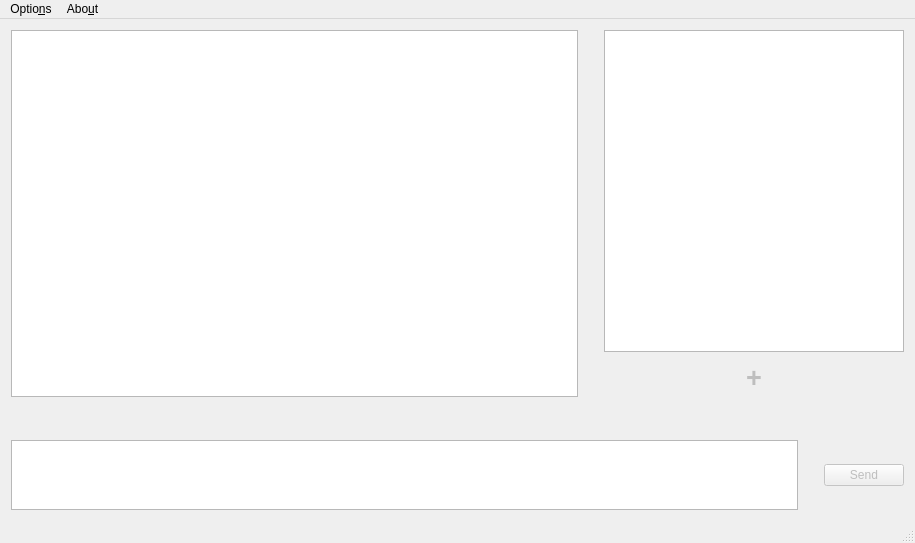
First picture: the form in mainwindow.ui, repository RPudashkin/VkKillerClient, before the edit.
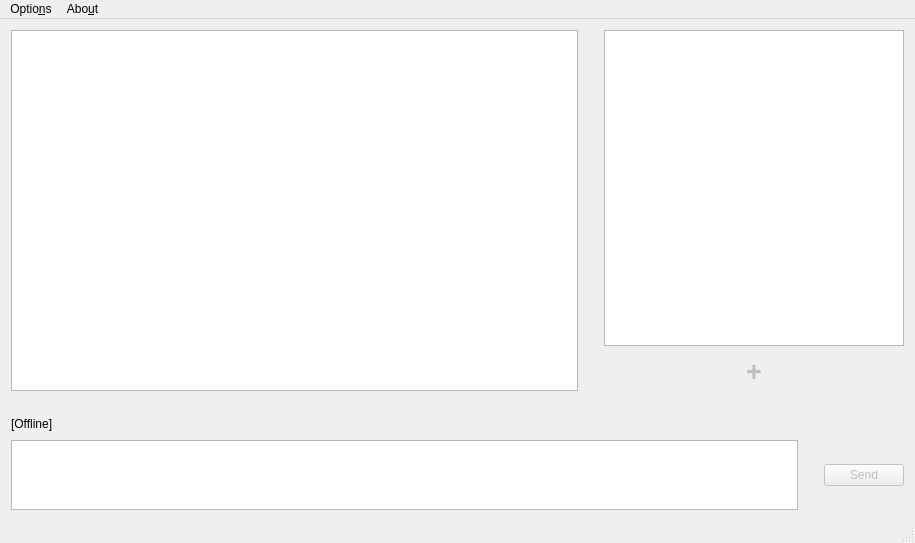
Second picture: the form after the edit.

The edit to the form file:
```diff
--- a/mainwindow.ui
+++ b/mainwindow.ui
@@ -146,6 +146,37 @@
        </spacer>
       </item>
       <item>
+       <layout class="QHBoxLayout" name="horizontalLayout_4">
+        <item>
+         <widget class="QLabel" name="connectionStatusLabel">
+          <property name="sizePolicy">
+           <sizepolicy hsizetype="Maximum" vsizetype="Preferred">
+            <horstretch>0</horstretch>
+            <verstretch>0</verstretch>
+           </sizepolicy>
+          </property>
+          <property name="text">
+           <string>[Offline]</string>
+          </property>
+         </widget>
+        </item>
+        <item>
+         <spacer name="horizontalSpacer_6">
+          <property name="orientation">
+           <enum>Qt::Horizontal</enum>
+          </property>
+          <property name="sizeType">
+           <enum>QSizePolicy::Fixed</enum>
+          </property>
+          <property name="sizeHint" stdset="0">
+           <size>
+            <width>10</width>
+            <height>20</height>
+           </size>
+          </property>
+         </spacer>
+        </item>
+        <item>
        <widget class="QLabel" name="warningsLabel">
         <property name="sizePolicy">
          <sizepolicy hsizetype="Preferred" vsizetype="Maximum">
@@ -158,6 +189,8 @@
         </property>
        </widget>
       </item>
+       </layout>
+      </item>
       <item>
        <layout class="QHBoxLayout" name="horizontalLayout_2">
         <property name="sizeConstraint">
```
Left out of the diff: 15 changed lines with no effect on the pictures. Lines whose indentation alone changed are shown as unchanged.
